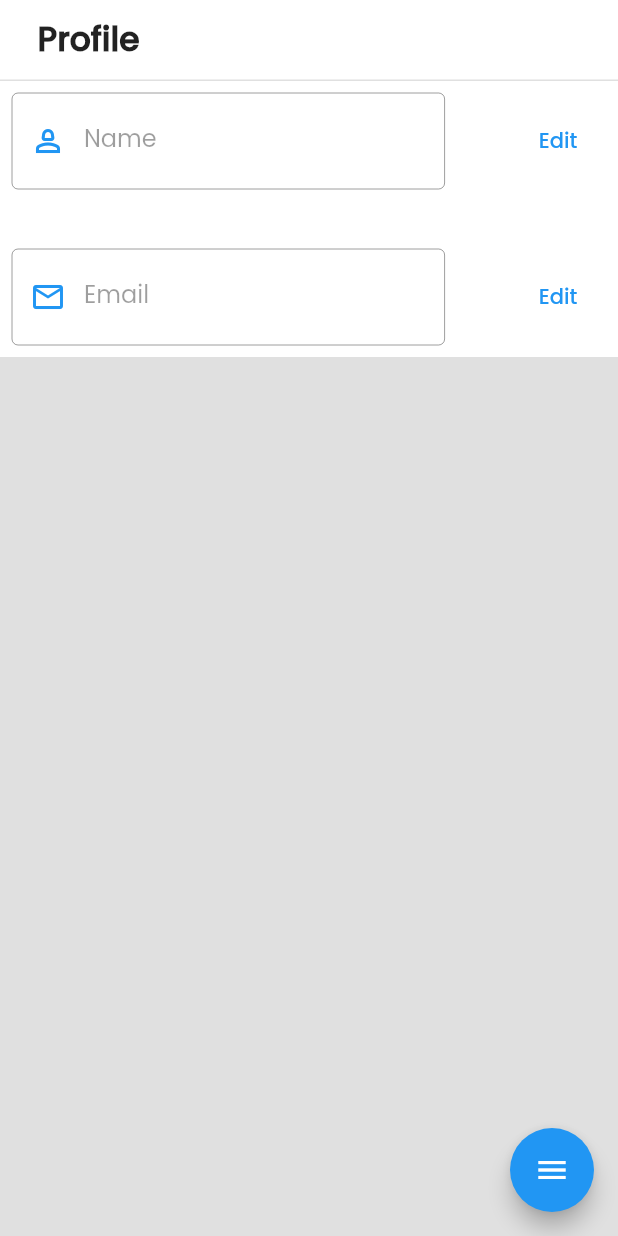
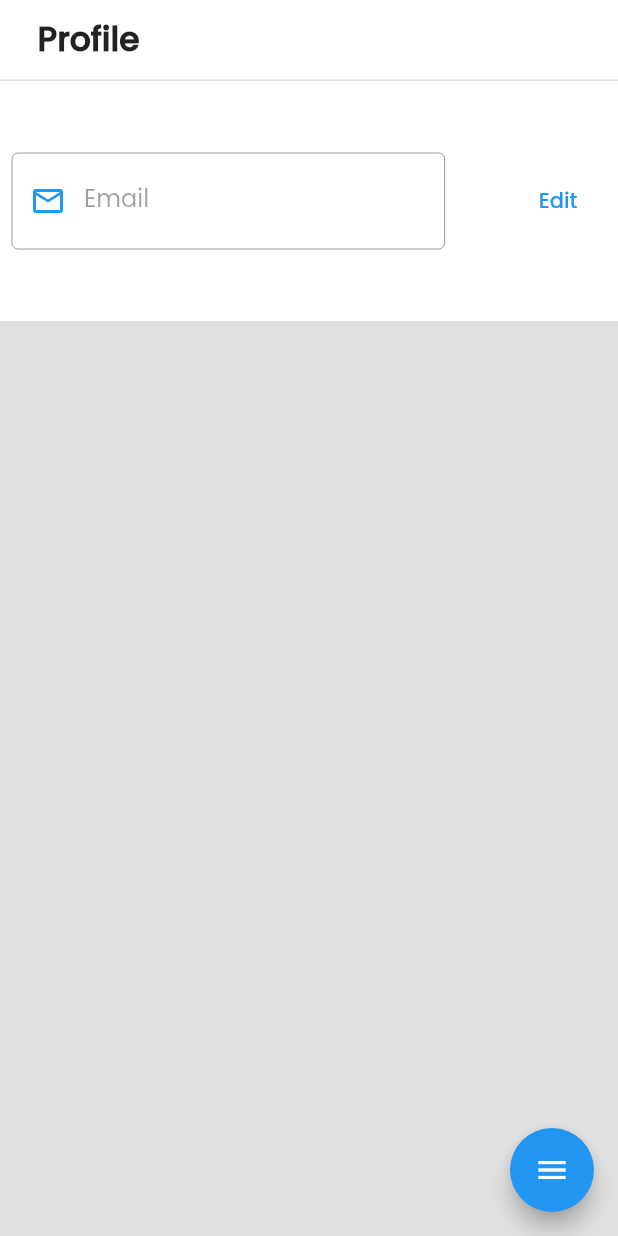
Before and after one commit to BrandonThomas84/gateway-fence-employee, a Flutter app: the SettingsScreen screen opened by its route, on a phone screen of 412 x 824 dp. Run offline on Flutter 3.47's test engine with Material 2 defaults, Android fonts, the phone set to English and light mode, and no system bars; our stand-ins replace firebase_auth, firebase_core, firebase_database, form_field_validator, geolocator, go_router; accounts and stored records are empty.

Commit message:
Creating a widget to output the profile rows. TODO: make the edit focus work correctly.

```diff
--- a/lib/screens/profile.dart
+++ b/lib/screens/profile.dart
@@ -6,6 +6,7 @@ import 'package:gateway_fence_employee/providers/auth_provider.dart';
 import 'package:gateway_fence_employee/screens/_helper.dart';
 import 'package:gateway_fence_employee/util/log.dart';
 import 'package:gateway_fence_employee/util/validators.dart';
+import 'package:gateway_fence_employee/widgets/profile_input_row.dart';
 import 'package:go_router/go_router.dart';
 import 'package:provider/provider.dart';
 
@@ -24,81 +25,72 @@ class SettingsScreen extends StatefulWidget {
 }
 
 class _SettingsScreenState extends State<SettingsScreen> {
-  late final _nameFormKey = GlobalKey<FormState>();
-  late final _emailFormKey = GlobalKey<FormState>();
-  late final _passwordFormKey = GlobalKey<FormState>();
-  late final _phoneformKey = GlobalKey<FormState>();
 
-  String _email = '';
-  bool _editingEmail = false;
+  void handleEmailUpdate(User user, String? value) {
+    Logger.info('updating email address to: $value');
+    if (value == null) {
+      Logger.info('email address is null');
+      return;
+    }
 
-  String _name = '';
-  bool _editingName = false;
-
-  String _password = '';
-  bool _editingPassword = false;
-
-  String _phone = '';
-  bool _editingPhone = false;
-
-  void handleEmailUpdate(User user) {
-    user.updateEmail(_email).onError((error, stackTrace) {
+    user.updateEmail(value).onError((error, stackTrace) {
       Logger.error('error updating email address: ${error.toString()}');
 
       ScaffoldMessenger.of(context).showSnackBar(
         SnackBar(content: Text(error.toString())),
       );
-    }).then((value) {
+    }).then((val) {
       ScaffoldMessenger.of(context).showSnackBar(const SnackBar(
           content: Text('Successfully updated your email address')));
-    }).whenComplete(() => setState(() {
-          _editingEmail = false;
-        }));
+    });
   }
 
-  void handleNameUpdate(User user) {
-    user.updateDisplayName(_name).onError((error, stackTrace) {
+  void handleNameUpdate(User user, String? value) {
+    if (value == null) {
+      return;
+    }
+    user.updateDisplayName(value).onError((error, stackTrace) {
       Logger.error('error updating display name: ${error.toString()}');
 
       ScaffoldMessenger.of(context).showSnackBar(
         SnackBar(content: Text(error.toString())),
       );
-    }).then((value) {
+    }).then((val) {
       ScaffoldMessenger.of(context).showSnackBar(
           const SnackBar(content: Text('Successfully updated your name')));
-    }).whenComplete(() => setState(() {
-          _editingName = false;
-        }));
+    });
   }
 
-  void handlePhoneUpdate(User user) {
-    user.updateDisplayName(_phone).onError((error, stackTrace) {
+  void handlePhoneUpdate(User user, String? value) {
+    if (value == null) {
+      return;
+    }
+    user.updateDisplayName(value).onError((error, stackTrace) {
       Logger.error('error updating phone: ${error.toString()}');
 
       ScaffoldMessenger.of(context).showSnackBar(
         SnackBar(content: Text(error.toString())),
       );
-    }).then((value) {
+    }).then((val) {
       ScaffoldMessenger.of(context).showSnackBar(const SnackBar(
           content: Text('Successfully updated your phone number')));
-    }).whenComplete(() => setState(() {
-          _editingPhone = false;
-        }));
+    });
   }
 
-  void handlePasswordUpdate(User user) {
-    user.updateDisplayName(_password).onError((error, stackTrace) {
+  void handlePasswordUpdate(User user, String? value) {
+    if (value == null) {
+      return;
+    }
+    user.updateDisplayName(value).onError((error, stackTrace) {
       Logger.error('error updating phone: ${error.toString()}');
 
       ScaffoldMessenger.of(context).showSnackBar(
         SnackBar(content: Text(error.toString())),
       );
-    }).then((value) {
+    }).then((val) {
       ScaffoldMessenger.of(context).showSnackBar(const SnackBar(
           content: Text('Successfully updated your phone number')));
-    }).whenComplete(() => setState(() {
-          _editingPassword = false;
-        }));
+    });
   }
 
   @override
@@ -111,160 +103,35 @@ class _SettingsScreenState extends State<SettingsScreen> {
         Container(
           decoration: const BoxDecoration(
             color: AppColors.white,
-            border: Border(
-              bottom: BorderSide(
-                color: AppColors.greyLight,
-                width: 1,
-              ),
-            ),
           ),
           child: Padding(
             padding: const EdgeInsets.all(8.0),
             child: Column(
               children: [
-                  Form(
-                    key: _nameFormKey,
-                    child: Row(
-                      mainAxisAlignment: MainAxisAlignment.spaceBetween,
-                      children: [
-                        SizedBox(
-                          width: MediaQuery.of(context).size.width * 0.7,
-                          child: TextFormField(
-                            enabled: _editingName,
-                            initialValue: user?.displayName ?? '',
-                            decoration: const InputDecoration(
-                              hintText: 'Name',
-                              labelText: 'Name',
-                              prefixIcon: Icon(
-                                Icons.person_2_outlined,
-                                color: AppColors.blue,
-                              ),
-                              border: OutlineInputBorder(),
-                              errorStyle: TextStyle(
-                                color: Colors.red,
-                              ),
-                            ),
+                const SizedBox(height: 40),
+                ProfileInputRow(
+                  name: 'Email',
+                  icon: Icons.email_outlined,
+                  initialValue: user?.email ?? '',
                   validator: MultiValidator([
-                              RequiredValidator(errorText: 'Name is required'),
-                            ]).call,
-                            onChanged: (value) {
-                              _name = value;
+                    RequiredValidator(errorText: 'Email is required'),
+                    EmailValidator(errorText: 'Must be a valid email address'),
+                    ConfirmNoMatchValidator(user?.email ?? '',
+                        errorText: 'Email cannot be the same as before')
+                  ]),
+                  onSavePress: (String? value) {
+                    handleEmailUpdate(user!, value);
+                  },
+                  onEditPress: () {
+                    Logger.info('editing email');
+                  },
+                  onCancelPress: () {
+                    Logger.info('cancelling email edit');
                   },
                 ),
-                        ),
-                        TextButton(
-                          onPressed: () {
-                            if (!_editingName) {
-                              setState(() {
-                                _editingName = true;
-                              });
-                              return;
-                            }
-
-                            if (_nameFormKey.currentState!.validate()) {
-                              handleNameUpdate(user!);
-                            }
-                          },
-                          child: Text(_editingName ? 'Save' : 'Edit'),
-                        )
+                const SizedBox(height: 40),
               ],
             ),
-                  ),
-                  const SizedBox(height: 40),
-                  Form(
-                    key: _emailFormKey,
-                    child: Row(
-                      mainAxisAlignment: MainAxisAlignment.spaceBetween,
-                      children: [
-                        SizedBox(
-                          width: MediaQuery.of(context).size.width * 0.7,
-                          child: TextFormField(
-                            enabled: _editingEmail,
-                            initialValue: user?.email ?? '',
-                            decoration: const InputDecoration(
-                              hintText: 'Email',
-                              labelText: 'Email',
-                              prefixIcon: Icon(
-                                Icons.email_outlined,
-                                color: AppColors.blue,
-                              ),
-                              border: OutlineInputBorder(),
-                              errorStyle: TextStyle(
-                                color: Colors.red,
-                              ),
-                            ),
-                            validator: MultiValidator([
-                              RequiredValidator(errorText: 'Email is required'),
-                              EmailValidator(
-                                  errorText: 'Must be a valid email address'),
-                              ConfirmNoMatchValidator(user?.email ?? '',
-                                  errorText:
-                                      'Email cannot be the same as before')
-                            ]).call,
-                            onChanged: (value) {
-                              _email = value;
-                            },
-                          ),
-                        ),
-                        TextButton(
-                          onPressed: () {
-                            if (_editingEmail) {
-                              if (_emailFormKey.currentState!.validate()) {
-                                handleEmailUpdate(user!);
-                              }
-                            } else {
-                              _editingEmail = !_editingEmail;
-                            }
-                          },
-                          child: Text(_editingEmail ? 'Save' : 'Edit'),
-                        )
-                      ],
-                    ),
-                  ),
-                ],
-              )
-
-              // Form(
-              //   key: _formkey,
-              //   child: Column(
-              //     children: [
-              //       const SizedBox(height: 20),
-              //       TextFormField(
-              //         initialValue: user?.email ?? '',
-              //         decoration: const InputDecoration(
-              //           hintText: 'Email',
-              //           labelText: 'Email',
-              //           prefixIcon: Icon(
-              //             Icons.email_outlined,
-              //             color: AppColors.blue,
-              //           ),
-              //           border: OutlineInputBorder(),
-              //           errorStyle: TextStyle(
-              //             color: Colors.red,
-              //           ),
-              //         ),
-              //         validator: MultiValidator([
-              //           RequiredValidator(errorText: 'Email is required'),
-              //           EmailValidator(errorText: 'Enter a valid email address'),
-              //           ConfirmNoMatchValidator(user?.email ?? '',
-              //               errorText: 'Email cannot be the same as before')
-              //         ]).call,
-              //         onChanged: (value) {
-              //           _email = value;
-              //         },
-              //       ),
-              //       const SizedBox(height: 20),
-              //       ElevatedButton(
-              //         onPressed: () {
-              //           if (_formkey.currentState!.validate()) {
-              //             handleProfileUpdate(user!);
-              //           }
-              //         },
-              //         child: const Text('Save Profile'),
-              //       ),
-              //     ],
-              //   ),
-              // ),
           ),
         ),
       ],
--- /dev/null
+++ b/lib/widgets/profile_input_row.dart
@@ -0,0 +1,134 @@
+import 'package:flutter/material.dart';
+import 'package:form_field_validator/form_field_validator.dart';
+import 'package:gateway_fence_employee/config/colors.dart';
+
+class ProfileInputRow extends StatefulWidget {
+  const ProfileInputRow({
+    super.key,
+    required this.name,
+    required this.icon,
+    required this.initialValue,
+    required this.onSavePress,
+    this.onCancelPress,
+    this.onEditPress,
+    this.validator,
+  });
+
+  final String name;
+  final IconData icon;
+  final String initialValue;
+  final Function onSavePress;
+  final MultiValidator? validator;
+  final Function? onCancelPress;
+  final Function? onEditPress;
+
+  @override
+  State<ProfileInputRow> createState() => _ProfileInputRowState();
+}
+
+class _ProfileInputRowState extends State<ProfileInputRow> {
+  late final _formKey = GlobalKey<FormState>();
+  late final _inputKey = GlobalKey<FormFieldState>();
+
+  late String _value;
+  bool _editing = false;
+
+  @override
+  void initState() {
+    super.initState();
+    _formKey.currentState?.reset();
+    _value = widget.initialValue;
+  }
+
+  void handleEditPress() {
+    if (widget.onEditPress != null) {
+      widget.onEditPress!();
+    }
+    setState(() {
+      _editing = true;
+    });
+  }
+
+  void handleCancelPress() {
+    if (widget.onCancelPress != null) {
+      widget.onCancelPress!();
+    }
+    setState(() {
+      _editing = false;
+    });
+  }
+
+  void handleSavePress() {
+    if (_formKey.currentState!.validate()) {
+      widget.onSavePress(_value);
+      setState(() {
+        _editing = false;
+      });
+    }
+  }
+
+  @override
+  Widget build(BuildContext context) {
+    double inputWidth = MediaQuery.of(context).size.width * 0.7;
+    double inputWidthWhenEditing = MediaQuery.of(context).size.width * 0.9;
+
+    return Form(
+      key: _formKey,
+      child: Column(
+        children: [
+          Row(
+            mainAxisAlignment: MainAxisAlignment.spaceBetween,
+            children: [
+              SizedBox(
+                width: _editing ? inputWidthWhenEditing : inputWidth,
+                child: TextFormField(
+                  key: _inputKey,
+                  enabled: _editing,
+                  initialValue: widget.initialValue,
+                  decoration: InputDecoration(
+                    hintText: widget.name,
+                    labelText: widget.name,
+                    prefixIcon: Icon(widget.icon, color: AppColors.blue),
+                    border: const OutlineInputBorder(),
+                    errorStyle: const TextStyle(
+                      color: Colors.red,
+                    ),
+                  ),
+                  validator: widget.validator?.call,
+                  onChanged: (value) {
+                    _value = value;
+                  },
+                ),
+              ),
+              if (!_editing)
+                TextButton(
+                  onPressed: handleEditPress,
+                  child: const Text('Edit'),
+                ),
+            ],
+          ),
+          if (_editing)
+            Padding(
+              padding: const EdgeInsets.symmetric(horizontal: 10.0),
+              child: Row(
+                mainAxisAlignment: MainAxisAlignment.spaceBetween,
+                children: [
+                  TextButton(
+                    onPressed: handleCancelPress,
+                    child: const Text(
+                      'Cancel',
+                      style: TextStyle(color: Colors.red),
+                    ),
+                  ),
+                  TextButton(
+                    onPressed: handleSavePress,
+                    child: const Text('Save'),
+                  )
+                ],
+              ),
+            ),
+        ],
+      ),
+    );
+  }
+}
```
Lines whose indentation alone changed are shown as unchanged.
